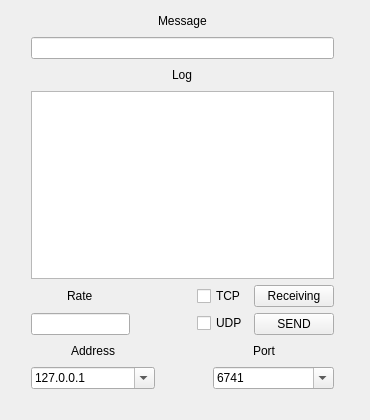
This is qt/TcpUdp/mainwindow.ui in Muyk33rus/training as Qt 5 draws it before an edit. The edited form follows.
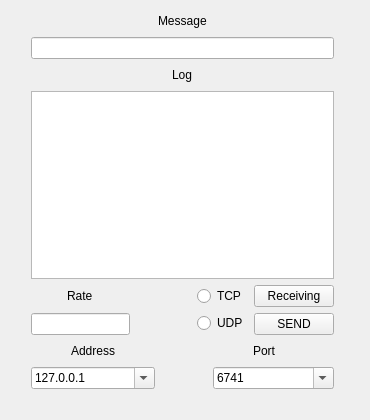
This is the edited form.

The edit to the form file:
```diff
--- a/qt/TcpUdp/mainwindow.ui
+++ b/qt/TcpUdp/mainwindow.ui
@@ -192,14 +192,14 @@
            <item>
             <layout class="QVBoxLayout" name="verticalLayout">
              <item>
-              <widget class="QCheckBox" name="TCP">
+              <widget class="QRadioButton" name="TCP">
                <property name="text">
                 <string>TCP</string>
                </property>
               </widget>
              </item>
              <item>
-              <widget class="QCheckBox" name="UDP">
+              <widget class="QRadioButton" name="UDP">
                <property name="text">
                 <string>UDP</string>
                </property>
```
